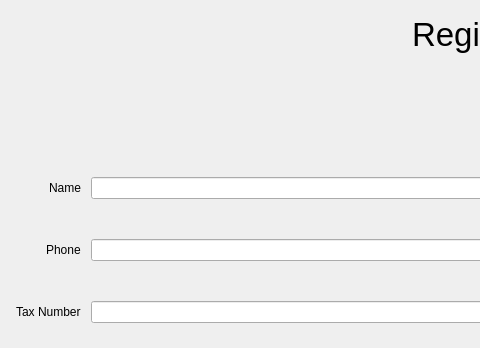
Above: views/registration/registrationwindow.ui from IronTony-Stark/ATM before the change; both pictures show x 0 to 480 and y 0 to 348 of the 1000 by 600 pixel window. Below: the same form after it.
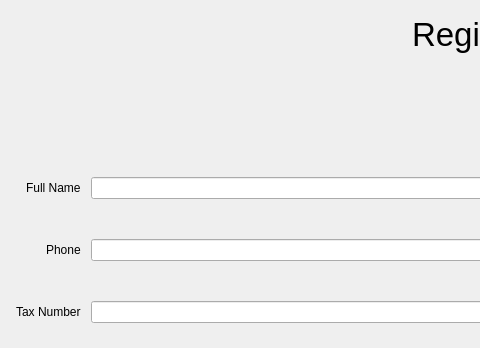
That is the form after the change.

```diff
--- a/views/registration/registrationwindow.ui
+++ b/views/registration/registrationwindow.ui
@@ -88,7 +88,7 @@
            <item row="0" column="0">
             <widget class="QLabel" name="labelName">
              <property name="text">
-              <string>Name</string>
+              <string>Full Name</string>
              </property>
             </widget>
            </item>
```
